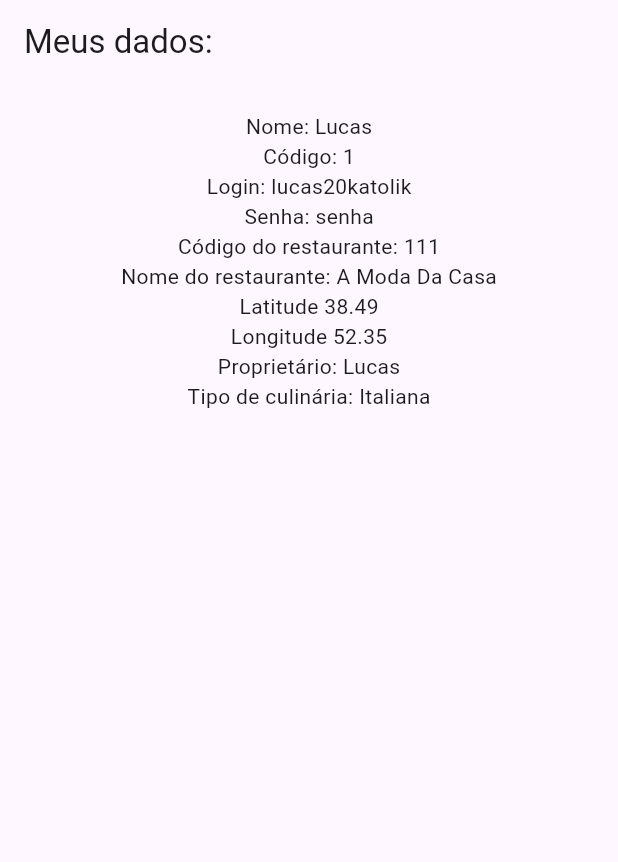
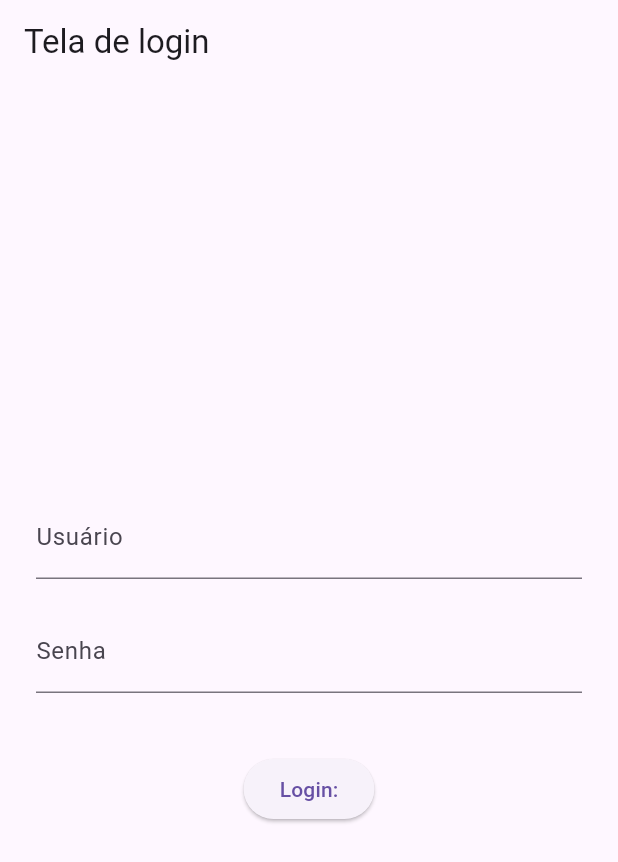
Before and after one commit to lucas20katolik-prog/mimpedir, a Flutter app: the screen it shows after launch, on a phone screen of 412 x 824 dp. Shown: the top 862 px of the screen. Run offline on Flutter 3.47's test engine with Material 3 defaults, Android fonts, the phone set to English and light mode, and no system bars; accounts and stored records are empty.

Commit message:
Criação de tela 'login' e 'home' já funcionais! Porém, sem banco de dados.

```diff
--- a/lib/main.dart
+++ b/lib/main.dart
@@ -1,4 +1,5 @@
 import 'package:flutter/material.dart';
+import 'package:mimpedir/tela_login.dart';
 import 'usuario.dart';
 import 'tipo.dart';
 import 'restaurante.dart';
@@ -12,7 +13,7 @@ class MyApp extends StatelessWidget {
   // This widget is the root of your application.
   @override
   Widget build(BuildContext context) {
-    Usuario u = Usuario(
+   /* Usuario u = Usuario(
       cd_user: 1,
       nome: "Lucas",
       login: "lucas20katolik",
@@ -31,36 +32,12 @@ class MyApp extends StatelessWidget {
     longitude: 52.35,
       cd_user: u,
       cd_tipo: t
-    );
+    );*/
 
 
     return MaterialApp(
-      home: Scaffold(
-       appBar: AppBar(title: const Text("Meus dados:")
-       ),
-        body: Center(
-          child: Padding(padding: const EdgeInsets.all(18.0),
-          child: Column(
-            children: [
-            Text ("Nome: ${u.nome}"),
-              Text("Código: ${u.cd_user}"),
-              Text("Login: ${u.login}"),
-              Text("Senha: ${u.senha}"),
-
-              Text ("Código do restaurante: ${r.cd_rest}"),
-              Text ("Nome do restaurante: ${r.nome}"),
-              Text ("Latitude ${r.latitude}"),
-              Text ("Longitude ${r.longitude}"),
-              Text ("Proprietário: ${u.nome}"),
-              Text ("Tipo de culinária: ${t.nome}")
-
-
-
-            ],
-          ),
-          ),
-        ),
-      ),
+      debugShowCheckedModeBanner: false,
+      home: TelaLogin(),
     );
   }
 }
--- /dev/null
+++ b/lib/tela_home.dart
@@ -0,0 +1,15 @@
+import 'package:flutter/material.dart';
+
+class TelaHome extends StatelessWidget{
+  TelaHome({super.key});
+
+  @override
+  Widget build(BuildContext context) {
+    return Scaffold(
+      appBar: AppBar(title: const Text ('Tela Home')),
+      body: Center(
+        child: Text('Seja bem-vindo ao Mim Pedir!'),
+      ),
+    );
+  }
+}
--- /dev/null
+++ b/lib/tela_login.dart
@@ -0,0 +1,57 @@
+import 'package:flutter/material.dart';
+import 'package:mimpedir/usuario.dart';
+import 'package:mimpedir/tela_home.dart';
+
+
+class TelaLogin extends  StatelessWidget{
+  TelaLogin({super.key});
+
+  final TextEditingController usuarioController = TextEditingController();
+  final TextEditingController senhaController = TextEditingController();
+
+  Usuario u = Usuario(
+    cd_user: 1,
+    senha: "senhaforte" ,
+    login: "admin",
+      nome: "Administrador"
+
+  );
+
+
+  @override
+  Widget build(BuildContext context) {
+        return Scaffold(
+        appBar: AppBar(title: const Text("Tela de login")),
+          body: Padding( padding : const EdgeInsets.all(24.0),
+            child:  Column(
+              mainAxisAlignment: MainAxisAlignment.center,
+            children: [
+              TextField(
+                decoration: const InputDecoration(labelText: 'Usuário'),
+                controller: usuarioController,
+              ),
+              const SizedBox(height: 20),
+              TextField(
+                decoration: const InputDecoration(labelText: 'Senha'),
+                obscureText: true,
+                controller: senhaController,
+              ),
+              const SizedBox(height: 40),
+              ElevatedButton(onPressed: (){
+
+                if(u.login == usuarioController.text && u.senha == senhaController.text){
+                  Navigator.push(context,
+                  MaterialPageRoute(builder: (context) => TelaHome())
+                  );
+                }else {
+                  ScaffoldMessenger.of(context).showSnackBar(
+                      SnackBar(content: Text("Login ou senha inválidos. Tente novamente."))
+                  );
+                }
+              }, child: Text("Login:"))
+            ],
+          )
+          ),
+        );
+  }
+}
```
